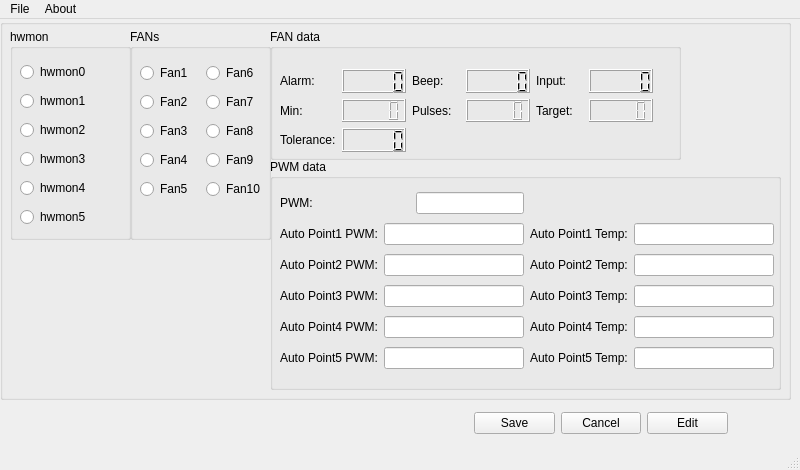
Above: mainwindow.ui from amedeos/ControlFANs before the change. Below: the same form after it.
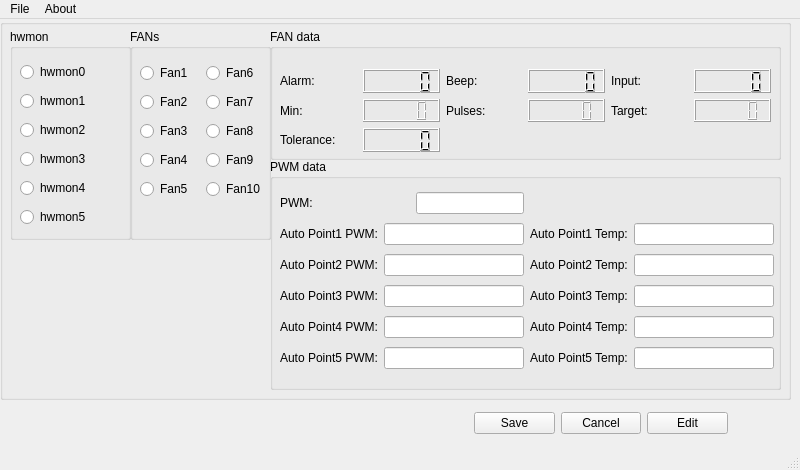
That is the form after the change. Icons and pictures are not drawn.

```diff
--- a/mainwindow.ui
+++ b/mainwindow.ui
@@ -203,7 +203,7 @@
       <rect>
        <x>270</x>
        <y>10</y>
-       <width>411</width>
+       <width>511</width>
        <height>131</height>
       </rect>
      </property>
@@ -215,7 +215,7 @@
        <rect>
         <x>10</x>
         <y>40</y>
-        <width>373</width>
+        <width>491</width>
         <height>83</height>
        </rect>
       </property>
```
